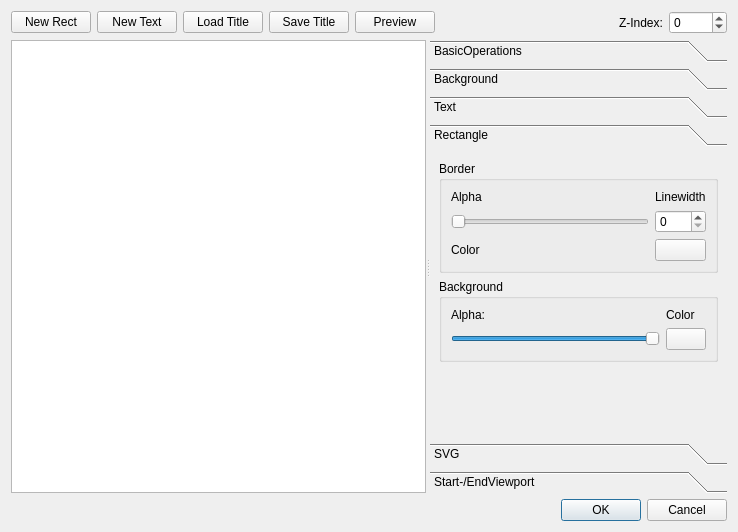
KDE/kdenlive, file src/widgets/titlewidget_ui.ui: the form before one commit.
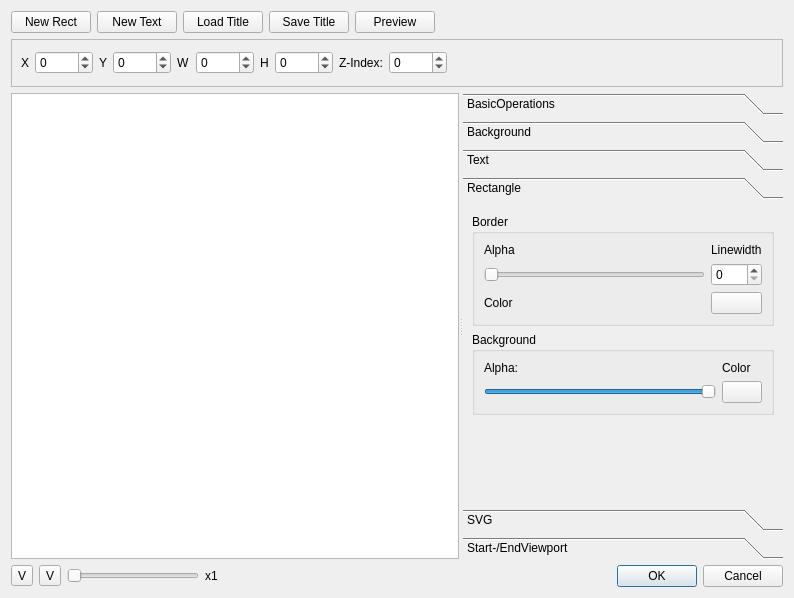
The form after the commit. The open tabs and pages were chosen to show the change. Custom widgets are drawn as their Qt base class.

Commit message: Improve title widget (zoom + object position)

What changed in the file:
```diff
--- a/src/widgets/titlewidget_ui.ui
+++ b/src/widgets/titlewidget_ui.ui
@@ -5,8 +5,8 @@
    <rect>
     <x>0</x>
     <y>0</y>
-    <width>738</width>
-    <height>532</height>
+    <width>794</width>
+    <height>598</height>
    </rect>
   </property>
   <property name="sizePolicy" >
@@ -18,8 +18,8 @@
   <property name="windowTitle" >
    <string>Dialog</string>
   </property>
-  <layout class="QGridLayout" name="gridLayout" >
-   <item row="0" column="0" >
+  <layout class="QGridLayout" name="gridLayout_2" >
+   <item row="0" column="0" colspan="6" >
     <layout class="QHBoxLayout" >
      <item>
       <widget class="QPushButton" name="newRectButton" >
@@ -69,26 +69,123 @@
        </property>
       </spacer>
      </item>
-     <item>
-      <widget class="QLabel" name="label_12" >
-       <property name="text" >
-        <string>Z-Index:</string>
-       </property>
-      </widget>
-     </item>
-     <item>
-      <widget class="QSpinBox" name="zValue" >
-       <property name="minimum" >
-        <number>-1000</number>
-       </property>
-       <property name="maximum" >
-        <number>1000</number>
-       </property>
-      </widget>
-     </item>
     </layout>
    </item>
-   <item row="1" column="0" >
+   <item row="1" column="0" colspan="6" >
+    <widget class="QFrame" name="frame_properties" >
+     <property name="frameShape" >
+      <enum>QFrame::StyledPanel</enum>
+     </property>
+     <property name="frameShadow" >
+      <enum>QFrame::Raised</enum>
+     </property>
+     <layout class="QGridLayout" name="gridLayout" >
+      <item row="0" column="0" >
+       <layout class="QHBoxLayout" name="positionLayout" >
+        <item>
+         <widget class="QLabel" name="label_16" >
+          <property name="text" >
+           <string>X</string>
+          </property>
+         </widget>
+        </item>
+        <item>
+         <widget class="QSpinBox" name="value_x" >
+          <property name="minimum" >
+           <number>-1000</number>
+          </property>
+          <property name="maximum" >
+           <number>5000</number>
+          </property>
+         </widget>
+        </item>
+        <item>
+         <widget class="QLabel" name="label_17" >
+          <property name="text" >
+           <string>Y</string>
+          </property>
+         </widget>
+        </item>
+        <item>
+         <widget class="QSpinBox" name="value_y" >
+          <property name="minimum" >
+           <number>-1000</number>
+          </property>
+          <property name="maximum" >
+           <number>5000</number>
+          </property>
+         </widget>
+        </item>
+        <item>
+         <widget class="QLabel" name="label_18" >
+          <property name="text" >
+           <string>W</string>
+          </property>
+         </widget>
+        </item>
+        <item>
+         <widget class="QSpinBox" name="value_w" >
+          <property name="minimum" >
+           <number>-1000</number>
+          </property>
+          <property name="maximum" >
+           <number>5000</number>
+          </property>
+         </widget>
+        </item>
+        <item>
+         <widget class="QLabel" name="label_19" >
+          <property name="text" >
+           <string>H</string>
+          </property>
+         </widget>
+        </item>
+        <item>
+         <widget class="QSpinBox" name="value_h" >
+          <property name="minimum" >
+           <number>-1000</number>
+          </property>
+          <property name="maximum" >
+           <number>5000</number>
+          </property>
+         </widget>
+        </item>
+        <item>
+         <widget class="QLabel" name="label_12" >
+          <property name="text" >
+           <string>Z-Index:</string>
+          </property>
+         </widget>
+        </item>
+        <item>
+         <widget class="QSpinBox" name="zValue" >
+          <property name="minimum" >
+           <number>-1000</number>
+          </property>
+          <property name="maximum" >
+           <number>1000</number>
+          </property>
+         </widget>
+        </item>
+        <item>
+         <spacer name="horizontalSpacer" >
+          <property name="orientation" >
+           <enum>Qt::Horizontal</enum>
+          </property>
+          <property name="sizeHint" stdset="0" >
+           <size>
+            <width>241</width>
+            <height>28</height>
+           </size>
+          </property>
+         </spacer>
+        </item>
+       </layout>
+      </item>
+     </layout>
+    </widget>
+   </item>
+   <item row="2" column="0" colspan="6" >
     <widget class="QSplitter" name="splitter" >
      <property name="sizePolicy" >
       <sizepolicy vsizetype="Expanding" hsizetype="Expanding" >
@@ -394,14 +491,14 @@
         <rect>
          <x>0</x>
          <y>0</y>
-         <width>407</width>
-         <height>250</height>
+         <width>287</width>
+         <height>265</height>
         </rect>
        </property>
        <attribute name="label" >
         <string>Rectangle</string>
        </attribute>
-       <layout class="QGridLayout" >
+       <layout class="QGridLayout" name="gridLayout_3" >
         <item row="0" column="0" >
          <layout class="QVBoxLayout" >
           <item>
@@ -750,7 +847,69 @@
      </widget>
     </widget>
    </item>
-   <item row="2" column="0" >
+   <item row="3" column="0" >
+    <widget class="QToolButton" name="buttonFitZoom" >
+     <property name="text" >
+      <string>V</string>
+     </property>
+    </widget>
+   </item>
+   <item row="3" column="1" >
+    <widget class="QToolButton" name="buttonRealSize" >
+     <property name="text" >
+      <string>V</string>
+     </property>
+    </widget>
+   </item>
+   <item row="3" column="2" >
+    <widget class="QSlider" name="zoom_slider" >
+     <property name="minimumSize" >
+      <size>
+       <width>100</width>
+       <height>0</height>
+      </size>
+     </property>
+     <property name="maximumSize" >
+      <size>
+       <width>150</width>
+       <height>16777215</height>
+      </size>
+     </property>
+     <property name="minimum" >
+      <number>1</number>
+     </property>
+     <property name="maximum" >
+      <number>10</number>
+     </property>
+     <property name="pageStep" >
+      <number>2</number>
+     </property>
+     <property name="orientation" >
+      <enum>Qt::Horizontal</enum>
+     </property>
+    </widget>
+   </item>
+   <item row="3" column="3" >
+    <widget class="QLabel" name="zoom_label" >
+     <property name="text" >
+      <string>x1</string>
+     </property>
+    </widget>
+   </item>
+   <item row="3" column="4" >
+    <spacer name="horizontalSpacer_2" >
+     <property name="orientation" >
+      <enum>Qt::Horizontal</enum>
+     </property>
+     <property name="sizeHint" stdset="0" >
+      <size>
+       <width>387</width>
+       <height>20</height>
+      </size>
+     </property>
+    </spacer>
+   </item>
+   <item row="3" column="5" >
     <widget class="QDialogButtonBox" name="buttonBox" >
      <property name="orientation" >
       <enum>Qt::Horizontal</enum>
```
Left out of the diff: 22 changed lines with no effect on the pictures. The commit also changes 5 other files.
